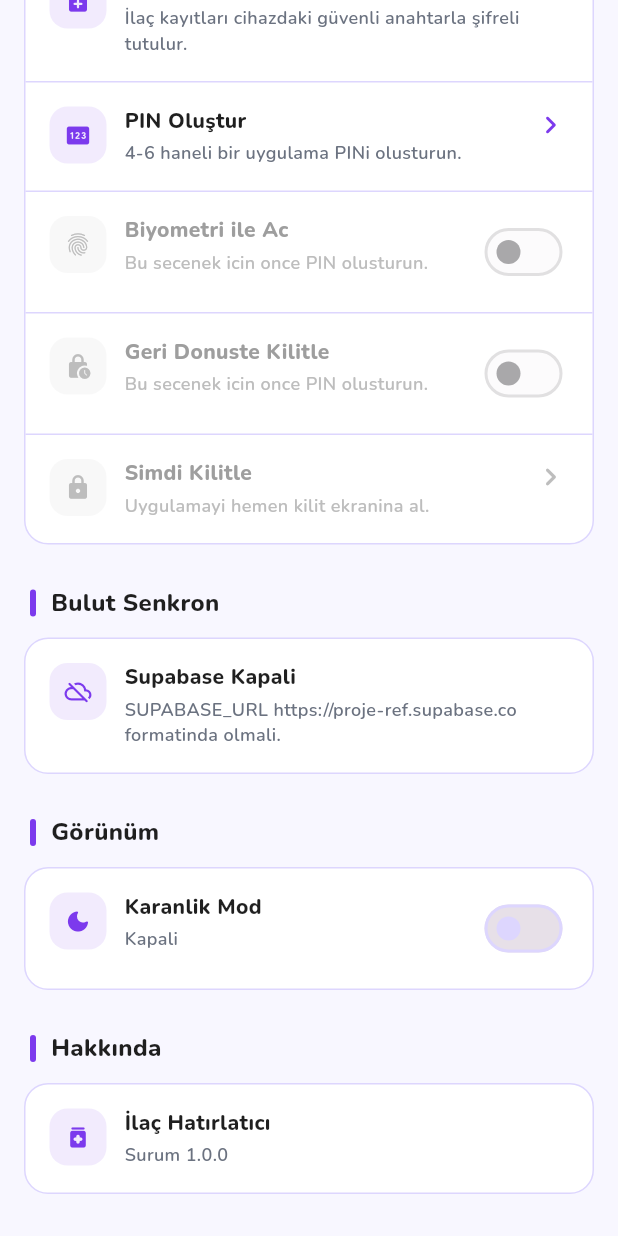
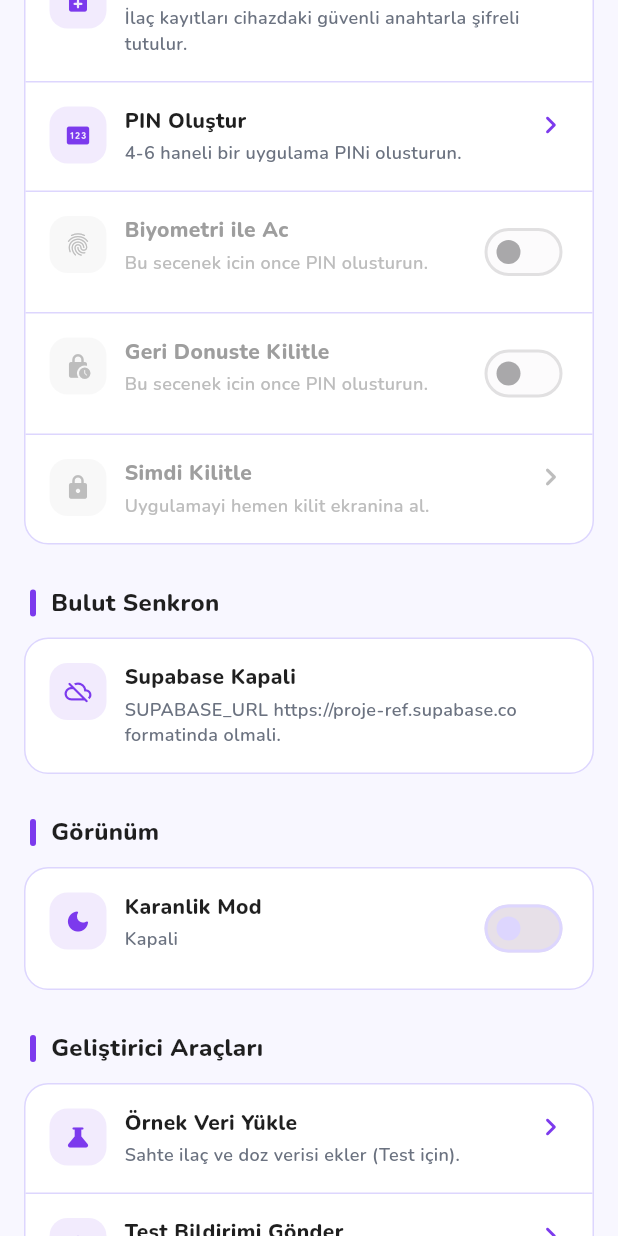
Before and after one commit to MuhittinDayan/dozara-medication-reminder-app, a Flutter app: the SettingsScreen screen opened directly, scrolled down 244 dp, on a phone screen of 412 x 824 dp. Run offline on Flutter 3.47's test engine with Material 3 defaults, Android fonts, the phone set to English and light mode, and no system bars; our stand-ins replace fl_chart, flutter_bloc, flutter_dotenv, flutter_local_notifications, flutter_secure_storage, flutter_tts and 11 more; missing offline and left inert: google_mlkit_text_recognition; accounts and stored records are empty.

Commit message:
feat: add developer tools to settings for dummy data and test notifications

```diff
--- a/lib/screens/settings_screen.dart
+++ b/lib/screens/settings_screen.dart
@@ -635,6 +635,31 @@ class _SettingsScreenState extends State<SettingsScreen> {
                 ],
               ),
             ),
+            _buildSettingsSectionTitle('Geliştirici Araçları'),
+            _buildContentPadding(
+              child: _buildSectionCard(
+                isDark: isDark,
+                children: [
+                  _buildActionTile(
+                    icon: Icons.science_rounded,
+                    title: 'Örnek Veri Yükle',
+                    subtitle: 'Sahte ilaç ve doz verisi ekler (Test için).',
+                    isDark: isDark,
+                    enabled: true,
+                    onTap: _loadDummyData,
+                  ),
+                  _buildDivider(isDark),
+                  _buildActionTile(
+                    icon: Icons.notifications_active_rounded,
+                    title: 'Test Bildirimi Gönder',
+                    subtitle: 'Anlık bir test bildirimi oluşturur.',
+                    isDark: isDark,
+                    enabled: true,
+                    onTap: _sendTestNotification,
+                  ),
+                ],
+              ),
+            ),
             _buildSettingsSectionTitle('Hakkında'),
             _buildContentPadding(
               child: _buildSectionCard(
@@ -653,6 +678,26 @@ class _SettingsScreenState extends State<SettingsScreen> {
         ),
       ),
     );
+  }
+
+  Future<void> _loadDummyData() async {
+    try {
+      await HiveService.injectDummyData();
+      if (mounted) {
+        _showSnackBar('Örnek veriler başarıyla yüklendi. 2 dakika sonraya bildirim ayarlandı.');
+      }
+    } catch (e) {
+      if (mounted) _showSnackBar('Hata: $e', backgroundColor: AppTheme.errorColor);
+    }
+  }
+
+  Future<void> _sendTestNotification() async {
+    try {
+      await NotificationService.showTestNotification();
+      if (mounted) _showSnackBar('Test bildirimi gönderildi.');
+    } catch (e) {
+      if (mounted) _showSnackBar('Bildirim hatası: $e', backgroundColor: AppTheme.errorColor);
+    }
   }
 
   Widget _buildBackendSection(bool isDark) {
```
Also changed, not shown: lib/services/hive_service.dart (+52 -0 lines).
